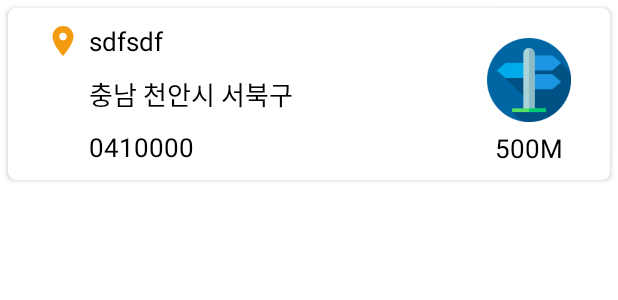
After one commit to NCS-IMS/Android_User, an Android app: the layout item_location.xml on its own in the app's theme, with its tools: preview values and no code run, on a phone screen of 412 x 824 dp. The commit adds this screen. Shown: the top 300 px of the screen. Run offline under Robolectric (Android 15) with nearby library versions, the phone set to English and light mode, and no system bars.

Commit message:
ADD Find Load Dialog and connec bottomDialogFragment

```diff
--- a/app/src/main/java/com/ncs/imsUser/HTTPManager/RetrofitInterface.kt
+++ b/app/src/main/java/com/ncs/imsUser/HTTPManager/RetrofitInterface.kt
@@ -22,4 +22,7 @@ interface RetrofitInterface{
 
     @POST("/find/hospital")
     fun getHospitalLocation(@Body data: HashMap<String, String>): Call<FindDTO>
+
+    @POST("/find/pharmacy")
+    fun getPharmacyLocation(@Body data: HashMap<String, String>): Call<FindDTO>
 }
--- /dev/null
+++ b/app/src/main/res/drawable/location_pin.xml
@@ -0,0 +1,4 @@
+<vector android:height="24dp" android:viewportHeight="48"
+    android:viewportWidth="48" android:width="24dp" xmlns:android="http://schemas.android.com/apk/res/android">
+    <path android:fillColor="#F39C12" android:pathData="M24,4c-7.73,0 -14,6.27 -14,14 0,10.5 14,26 14,26s14,-15.5 14,-26c0,-7.73 -6.27,-14 -14,-14zM24,23c-2.76,0 -5,-2.24 -5,-5s2.24,-5 5,-5 5,2.24 5,5 -2.24,5 -5,5z"/>
+</vector>
--- /dev/null
+++ b/app/src/main/res/layout/item_location.xml
@@ -0,0 +1,116 @@
+<?xml version="1.0" encoding="utf-8"?>
+<layout xmlns:android="http://schemas.android.com/apk/res/android"
+    xmlns:app="http://schemas.android.com/apk/res-auto">
+
+    <androidx.cardview.widget.CardView
+        android:layout_width="match_parent"
+        android:layout_height="wrap_content"
+        android:layout_margin="5dp"
+        app:cardCornerRadius="5dp"
+        android:elevation="1dp">
+
+        <LinearLayout
+            android:layout_width="match_parent"
+            android:layout_height="match_parent"
+            android:layout_marginHorizontal="10dp"
+            android:orientation="horizontal">
+
+            <androidx.constraintlayout.widget.ConstraintLayout
+                android:layout_weight="1"
+                android:layout_width="wrap_content"
+                android:layout_height="wrap_content"
+                android:layout_marginVertical="10dp">
+
+                <androidx.constraintlayout.widget.Guideline
+                    android:id="@+id/item_location_guideline1"
+                    android:layout_width="wrap_content"
+                    android:layout_height="wrap_content"
+                    android:orientation="vertical"
+                    app:layout_constraintGuide_percent="0.15"/>
+
+                <ImageView
+                    android:id="@+id/pinImg"
+                    android:layout_width="wrap_content"
+                    android:layout_height="wrap_content"
+                    android:src="@drawable/location_pin"
+                    android:paddingHorizontal="5dp"
+                    app:layout_constraintEnd_toEndOf="@id/item_location_guideline1"
+                    app:layout_constraintTop_toTopOf="@id/locationTitle"/>
+
+                <TextView
+                    android:id="@+id/locationTitle"
+                    android:layout_width="wrap_content"
+                    android:layout_height="wrap_content"
+                    android:text="sdfsdf"
+                    android:textColor="@color/black"
+                    android:textSize="17dp"
+                    android:singleLine="true"
+                    android:ellipsize="marquee"
+                    android:maxLength="20"
+                    android:marqueeRepeatLimit="marquee_forever"
+                    app:layout_constraintTop_toTopOf="parent"
+                    app:layout_constraintBottom_toBottomOf="@id/pinImg"
+                    app:layout_constraintStart_toStartOf="@id/item_location_guideline1"/>
+
+                <TextView
+                    android:id="@+id/addressTxt"
+                    android:layout_width="wrap_content"
+                    android:layout_height="wrap_content"
+                    android:layout_marginTop="10dp"
+                    android:textColor="@color/black"
+                    android:textSize="17dp"
+                    android:singleLine="true"
+                    android:ellipsize="marquee"
+                    android:maxLength="20"
+                    android:marqueeRepeatLimit="marquee_forever"
+                    app:layout_constraintTop_toBottomOf="@id/locationTitle"
+                    app:layout_constraintStart_toStartOf="@id/item_location_guideline1"
+                    android:text="충남 천안시 서북구"/>
+
+                <TextView
+                    android:id="@+id/storePhoneTxt"
+                    android:layout_width="wrap_content"
+                    android:layout_height="wrap_content"
+                    android:layout_marginTop="10dp"
+                    android:textColor="@color/black"
+                    android:textSize="17dp"
+                    android:singleLine="true"
+                    android:ellipsize="marquee"
+                    android:maxLength="20"
+                    android:marqueeRepeatLimit="marquee_forever"
+                    app:layout_constraintTop_toBottomOf="@id/addressTxt"
+                    app:layout_constraintStart_toStartOf="@id/item_location_guideline1"
+                    android:text="0410000"/>
+
+
+            </androidx.constraintlayout.widget.ConstraintLayout>
+
+            <RelativeLayout
+                android:layout_weight="0.5"
+                android:layout_width="wrap_content"
+                android:layout_height="match_parent"
+                android:layout_marginVertical="10dp">
+                <ImageView
+                    android:id="@+id/roadImg"
+                    android:layout_width="56dp"
+                    android:layout_height="56dp"
+                    android:layout_marginTop="10dp"
+                    android:layout_centerHorizontal="true"
+                    android:src="@drawable/road_icon"/>
+
+                <TextView
+                    android:id="@+id/direction"
+                    android:layout_width="wrap_content"
+                    android:layout_height="wrap_content"
+                    android:layout_marginTop="5dp"
+                    android:textSize="17dp"
+                    android:textColor="@color/black"
+                    android:layout_below="@id/roadImg"
+                    android:layout_centerHorizontal="true"
+                    android:text="500M"/>
+            </RelativeLayout>
+
+        </LinearLayout>
+
+    </androidx.cardview.widget.CardView>
+</layout>
```
Also changed, not shown: app/src/main/java/com/ncs/imsUser/DialogManager/LocationDialog.kt (added, +38 -0 lines), app/src/main/java/com/ncs/imsUser/HTTPManager/RepositoryManager/MapLoadRepository.kt (+15 -0 lines), app/src/main/java/com/ncs/imsUser/ItemAdapterManager/LocationListAdapter.kt (added, +52 -0 lines), app/src/main/java/com/ncs/imsUser/ui/findRoad/MapFragment.kt (+41 -2 lines), app/src/main/res/layout/find_location_layout.xml (added, +62 -0 lines), app/src/main/res/drawable/marker_hospital.png (added), app/src/main/res/drawable/marker_pill.png (added), app/src/main/res/drawable/road_icon.png (added).
